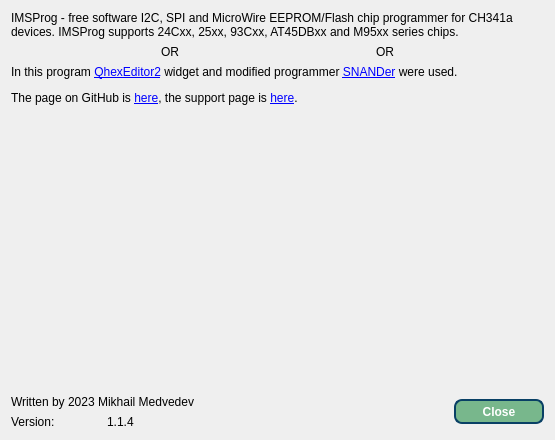
The window that IMSProg_programmer/dialogabout.ui (bigbigmdm/IMSProg) describes before a commit, drawn with Qt 5.
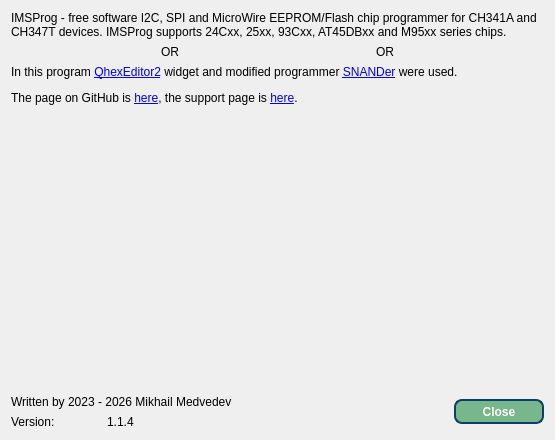
The same window after the commit. Icons and pictures are not drawn.

```diff
--- a/IMSProg_programmer/dialogabout.ui
+++ b/IMSProg_programmer/dialogabout.ui
@@ -23,7 +23,7 @@
      <item>
       <widget class="QLabel" name="label_4">
        <property name="text">
-        <string>IMSProg - free software I2C, SPI and MicroWire EEPROM/Flash chip programmer for CH341a devices. IMSProg supports 24Cxx, 25xx, 93Cxx, AT45DBxx and M95xx series chips.</string>
+        <string>IMSProg - free software I2C, SPI and MicroWire EEPROM/Flash chip programmer for CH341A and CH347T devices. IMSProg supports 24Cxx, 25xx, 93Cxx, AT45DBxx and M95xx series chips.</string>
        </property>
        <property name="wordWrap">
         <bool>true</bool>
@@ -116,7 +116,7 @@
        <item>
         <widget class="QLabel" name="label_6">
          <property name="text">
-          <string>Written by 2023 Mikhail Medvedev</string>
+          <string>Written by 2023 - 2026 Mikhail Medvedev</string>
          </property>
         </widget>
        </item>
```
